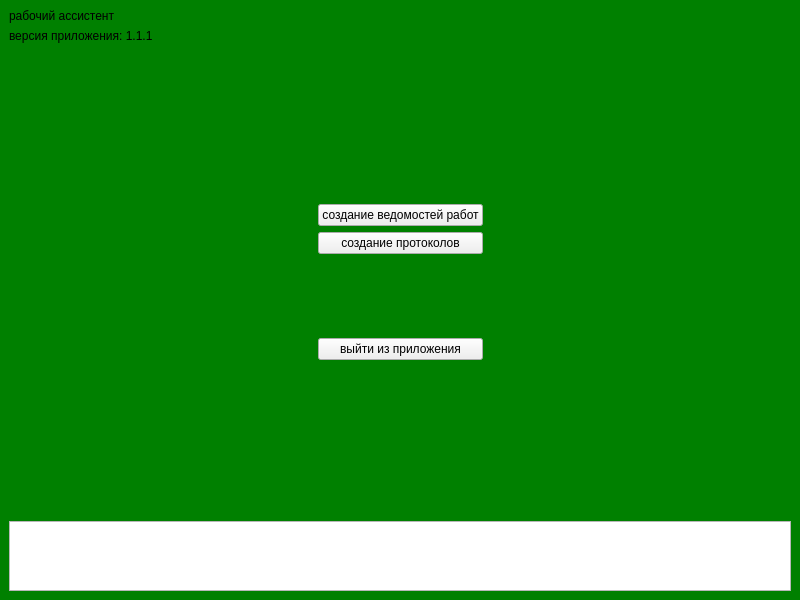
kiadreams/work_assistant, file qt_assets/forms/ui_main_window.ui: the form before one commit.
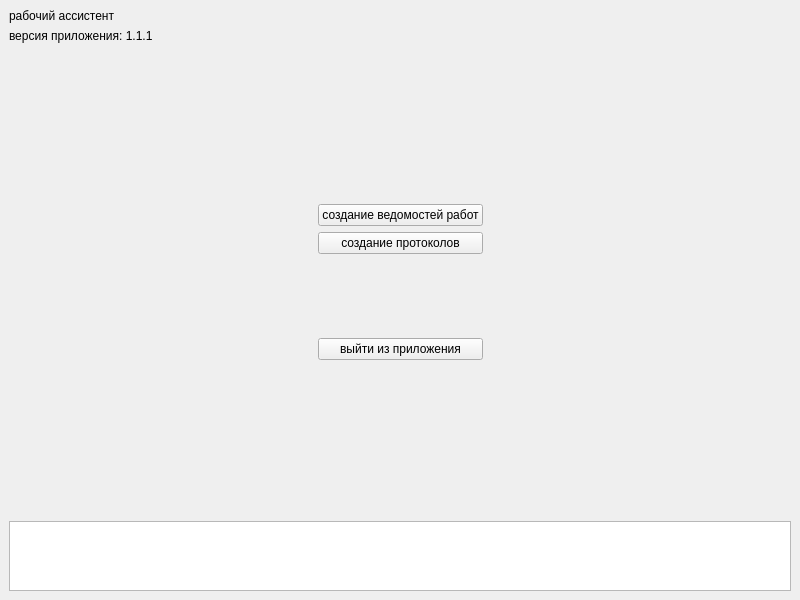
The form after the commit.

What changed in the file:
```diff
--- a/qt_assets/forms/ui_main_window.ui
+++ b/qt_assets/forms/ui_main_window.ui
@@ -26,9 +26,7 @@
    <string>MainWindow</string>
   </property>
   <property name="styleSheet">
-   <string notr="true">QMainWindow {
-    background-color: green;
-}</string>
+   <string notr="true"/>
   </property>
   <widget class="QWidget" name="centralwidget">
    <layout class="QGridLayout" name="gridLayout_2" rowstretch="0,3,3,3,1">
```
